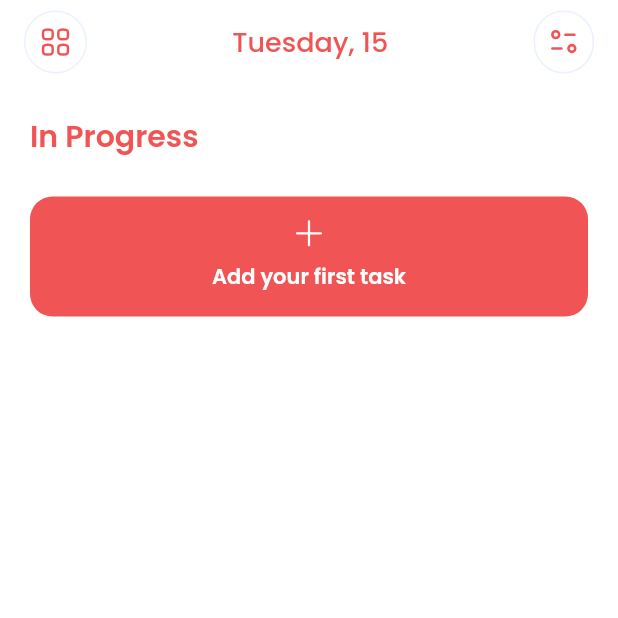
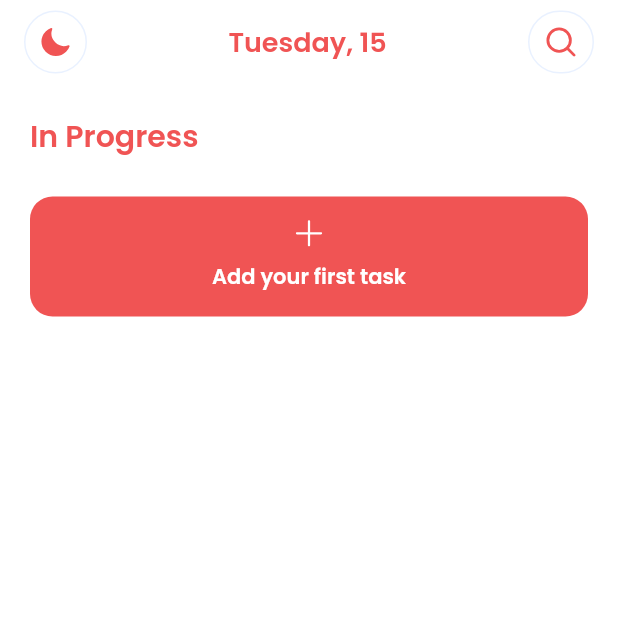
Before and after one commit to AgusDharmaUDEL93/tasker-RPL, a Flutter app: the screen it shows after launch, on a phone screen of 412 x 824 dp, the top half of it. Run offline on Flutter 3.47's test engine with Material 2 defaults, Android fonts, the phone set to English and light mode, and no system bars; our stand-ins replace flutter_slidable, flutter_svg, get_it, google_fonts, hive, hive_flutter; missing offline and left inert: msh_checkbox; accounts and stored records are empty.

Commit message:
feat: changed icons in home app bar and applied some styling

```diff
--- a/lib/layers/presentation/ui/pages/home/components/home_appbar.dart
+++ b/lib/layers/presentation/ui/pages/home/components/home_appbar.dart
@@ -30,7 +30,7 @@ class HomeAppBar extends StatelessWidget implements PreferredSizeWidget {
               child: Padding(
                 padding: const EdgeInsets.all(10.0),
                 child: SvgPicture.asset(
-                  'assets/icons/menu-icon.svg',
+                  'assets/icons/darkmode-icon.svg',
                   height: 20,
                   color: kPrimaryColor,
                 ),
@@ -41,7 +41,7 @@ class HomeAppBar extends StatelessWidget implements PreferredSizeWidget {
             '${DateFormat('EEEE').format(DateTime.now())}, ${DateFormat('d').format(DateTime.now())}',
             style: GoogleFonts.poppins(
               color: kPrimaryColor,
-              fontWeight: FontWeight.w500,
+              fontWeight: FontWeight.w600,
               fontSize: 18,
             ),
           ),
@@ -55,11 +55,10 @@ class HomeAppBar extends StatelessWidget implements PreferredSizeWidget {
                 Navigator.pushNamed(context, kSearchTaskRoute);
               },
               child: Padding(
-                padding:
-                    const EdgeInsets.symmetric(horizontal: 10, vertical: 12),
+                padding: const EdgeInsets.symmetric(horizontal: 6, vertical: 5),
                 child: SvgPicture.asset(
-                  'assets/icons/filter-icon.svg',
-                  height: 16,
+                  'assets/icons/search-icon.svg',
+                  height: 30,
                   color: kPrimaryColor,
                 ),
               ),
```
Also changed, not shown: assets/icons/checked-icon.svg (added), assets/icons/darkmode-icon.svg (added), assets/icons/list-icon.svg (added), assets/icons/unchecked-icon.svg (added).
